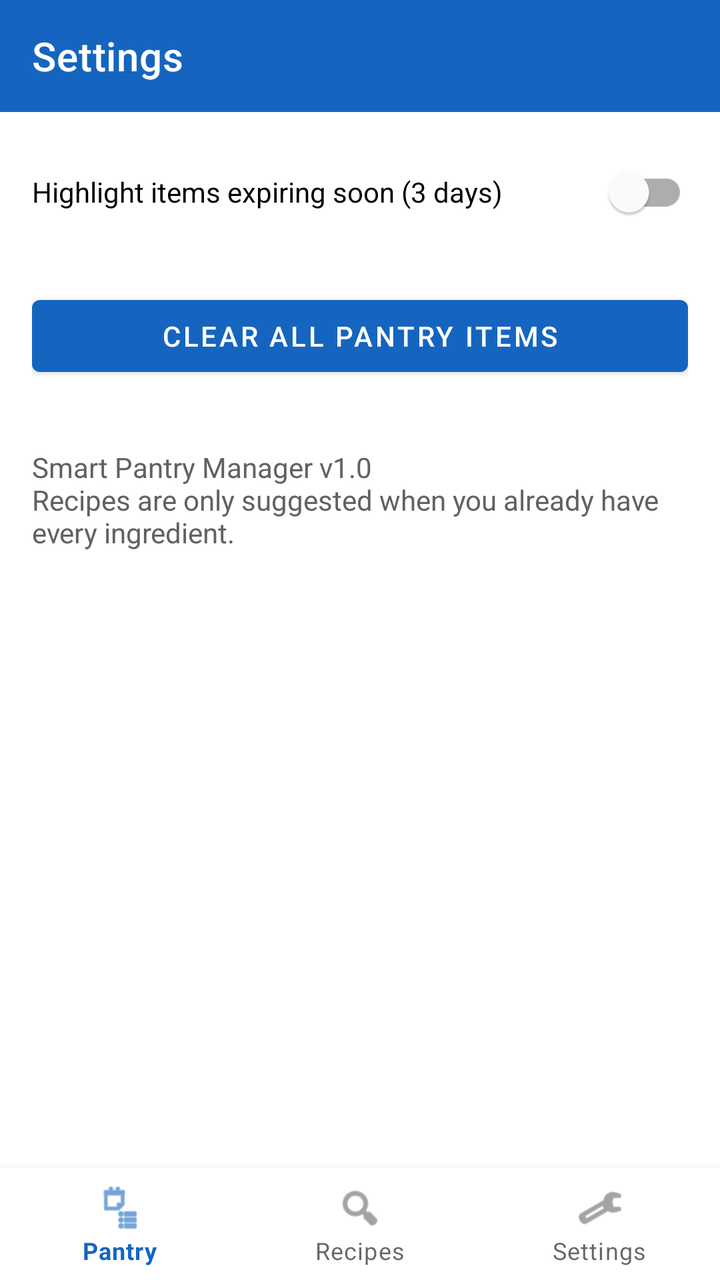
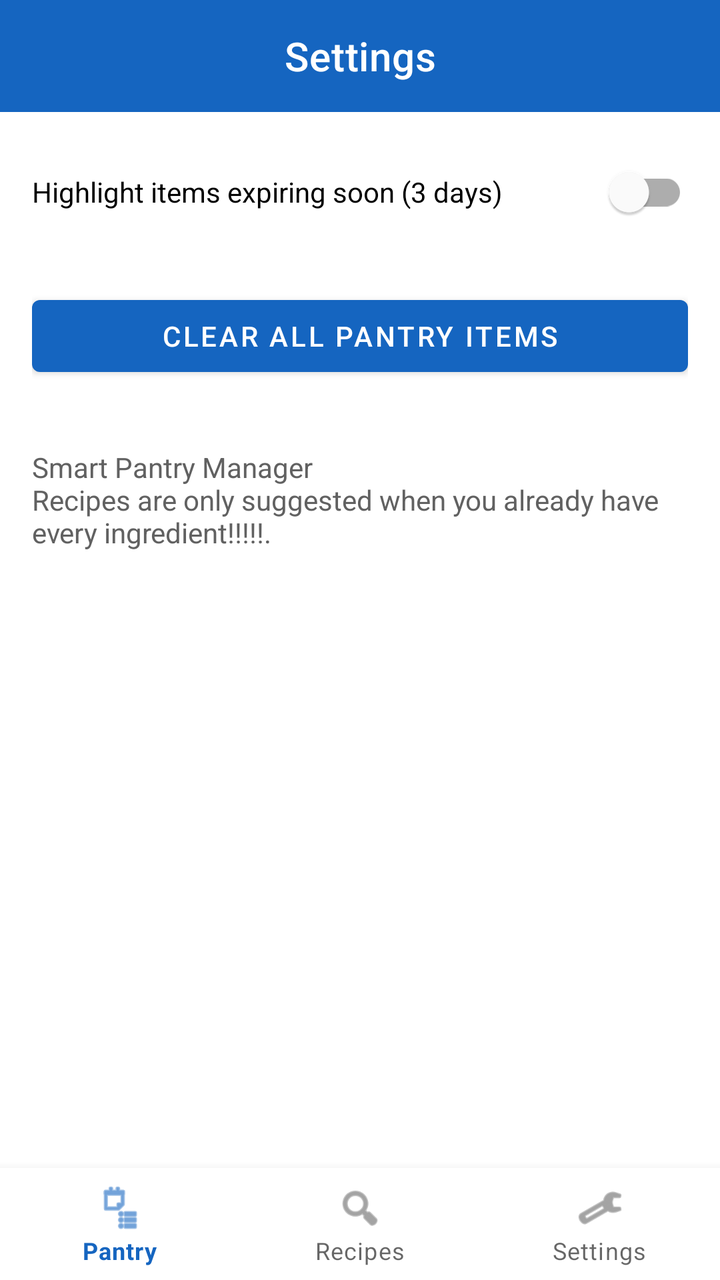

Screens rendered from an Android XML layout before and after an edit, with the pre-edit source and the edit as a unified diff.
<!-- AndroidManifest.xml: application theme Theme.SmartPantry -->
<!-- res/layout/activity_settings.xml -->
<?xml version="1.0" encoding="utf-8"?>
<LinearLayout xmlns:android="http://schemas.android.com/apk/res/android"
    xmlns:app="http://schemas.android.com/apk/res-auto"
    android:layout_width="match_parent"
    android:layout_height="match_parent"
    android:orientation="vertical">

    <com.google.android.material.appbar.MaterialToolbar
        android:id="@+id/toolbar"
        android:layout_width="match_parent"
        android:layout_height="?attr/actionBarSize"
        android:background="@color/primary"
        app:title="Settings"
        app:titleTextColor="@color/white" />

    <LinearLayout
        android:layout_width="match_parent"
        android:layout_height="0dp"
        android:layout_weight="1"
        android:orientation="vertical"
        android:padding="16dp">

        <com.google.android.material.switchmaterial.SwitchMaterial
            android:id="@+id/switchExpiry"
            android:layout_width="match_parent"
            android:layout_height="wrap_content"
            android:text="Highlight items expiring soon (3 days)" />

        <Button
            android:id="@+id/btnClearPantry"
            android:layout_width="match_parent"
            android:layout_height="wrap_content"
            android:layout_marginTop="24dp"
            android:text="Clear all pantry items" />

        <TextView
            android:layout_width="match_parent"
            android:layout_height="wrap_content"
            android:layout_marginTop="32dp"
            android:textColor="@color/grey_text"
            android:text="Smart Pantry Manager v1.0\nRecipes are only suggested when you already have every ingredient." />
    </LinearLayout>

    <com.google.android.material.bottomnavigation.BottomNavigationView
        android:id="@+id/bottom_nav"
        android:layout_width="match_parent"
        android:layout_height="wrap_content"
        app:menu="@menu/bottom_nav" />
</LinearLayout>
<!-- resources referenced by this layout -->
<resources>
  <color name="grey_text">#616161</color>
  <color name="primary">#1565C0</color>
  <color name="white">#FFFFFF</color>
  <style name="Theme.SmartPantry" parent="Theme.MaterialComponents.Light.NoActionBar">
          <item name="colorPrimary">@color/primary</item>
          <item name="colorPrimaryVariant">@color/primary_dark</item>
          <item name="colorOnPrimary">@color/white</item>
          <item name="colorSecondary">@color/accent</item>
          <item name="android:statusBarColor">@color/primary_dark</item>
      </style>
  <color name="primary_dark">#0D47A1</color>
  <color name="accent">#29B6F6</color>
</resources>

<!-- the commit's change to res/layout/activity_settings.xml (unified diff, before → after) -->
@@ -11,6 +11,7 @@
         android:layout_height="?attr/actionBarSize"
         android:background="@color/primary"
         app:title="Settings"
+        app:titleCentered="true"
         app:titleTextColor="@color/white" />
 
     <LinearLayout
@@ -38,7 +39,7 @@
             android:layout_height="wrap_content"
             android:layout_marginTop="32dp"
             android:textColor="@color/grey_text"
-            android:text="Smart Pantry Manager v1.0\nRecipes are only suggested when you already have every ingredient." />
+            android:text="Smart Pantry Manager \nRecipes are only suggested when you already have every ingredient!!!!!." />
     </LinearLayout>
 
     <com.google.android.material.bottomnavigation.BottomNavigationView
